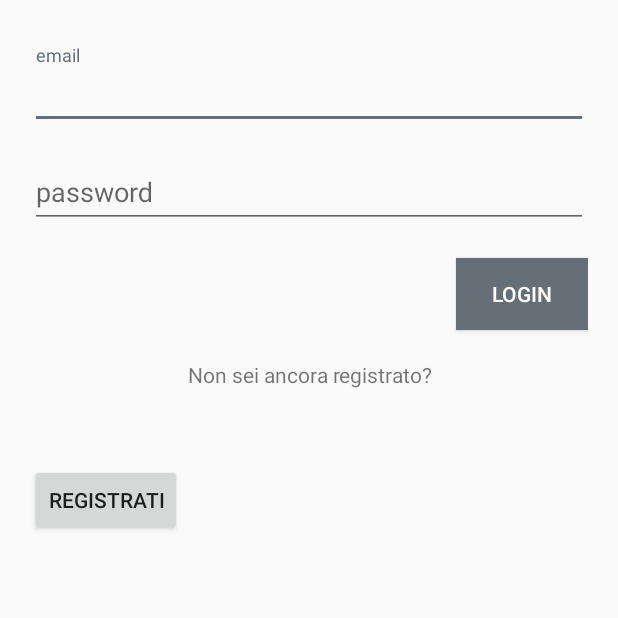
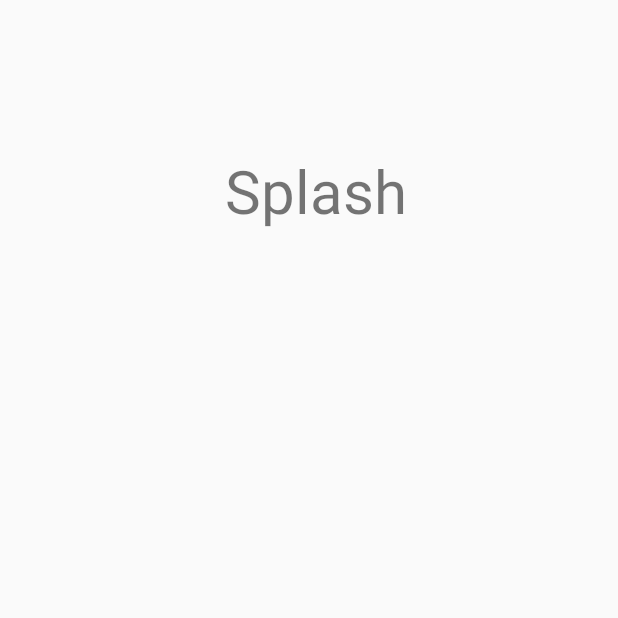
Before and after one commit to Carlito9/FutsApp, an Android app: the screen it shows after launch (LoginActivity before the commit, SplashActivity after it), on a phone screen of 412 x 824 dp, the top half of it. Run offline under Robolectric (Android 15) with nearby library versions, the phone set to English and light mode, and no system bars; our stand-ins replace Firebase (no records; nobody signed in at launch, a user with empty details on screens opened directly).

Commit message:
splash screen

```diff
--- a/app/src/main/java/com/univpm/futsapp/FragmentContact.java
+++ b/app/src/main/java/com/univpm/futsapp/FragmentContact.java
@@ -22,12 +22,16 @@ import androidx.fragment.app.Fragment;
 import androidx.recyclerview.widget.LinearLayoutManager;
 import androidx.recyclerview.widget.RecyclerView;
 
+import com.univpm.futsapp.utilities.DataLoad;
+
 import static android.content.Context.LAYOUT_INFLATER_SERVICE;
 
 
 public class FragmentContact extends Fragment {
 
     public static Matchlist[] matchlist;
+    public String username;
+
 
     @Nullable
     @Override
@@ -45,5 +49,4 @@ public class FragmentContact extends Fragment {
     }
 
 
-
 }
--- a/app/src/main/java/com/univpm/futsapp/HomeFragment.java
+++ b/app/src/main/java/com/univpm/futsapp/HomeFragment.java
@@ -47,10 +47,12 @@ private class Navigator implements View.OnClickListener {
             case R.id.bIdeeFuture:
                 show("open social");
                 break;
-            case R.id.bNuovaPartita:
+            case R.id.bNuovaPartita: {
                 show("creiamo una nuova partita");
+                MainActivity.check=false;
                 openNewGame();
                 break;
+                }
             case R.id.bProssimoEvento:
                 show("il prossimo evento è...");
                 break;
--- a/app/src/main/java/com/univpm/futsapp/MainActivity.java
+++ b/app/src/main/java/com/univpm/futsapp/MainActivity.java
@@ -23,6 +23,7 @@ import android.content.SharedPreferences;
 import android.graphics.Color;
 import android.graphics.drawable.ColorDrawable;
 import android.os.Bundle;
+import android.os.Handler;
 import android.view.MenuItem;
 import android.view.View;
 import android.widget.Button;
@@ -35,8 +36,13 @@ import com.google.android.material.navigation.NavigationView;
 import com.google.firebase.auth.FirebaseAuth;
 import com.google.firebase.auth.FirebaseUser;
 import com.google.firebase.firestore.FirebaseFirestore;
+import com.univpm.futsapp.NewGame.DataList;
 import com.univpm.futsapp.loginRegistration.LoginActivity;
 import com.univpm.futsapp.utilities.DataLoad;
+
+import java.util.concurrent.Semaphore;
+import java.util.concurrent.locks.Lock;
+import java.util.concurrent.locks.ReentrantLock;
 
 
 public class MainActivity extends AppCompatActivity {
@@ -49,16 +55,16 @@ public class MainActivity extends AppCompatActivity {
     NavigationView navigationView;
     View headerView;
     ActionBarDrawerToggle toogle;
-    SharedPreferences preferences;
+    public static SharedPreferences preferences;
     public static String username;
-
+    public static boolean check;
+    public static DataList[] players;
     @Override
     protected void onCreate(Bundle savedInstanceState) {
         super.onCreate(savedInstanceState);
         setContentView(R.layout.activity_main);
             //riempie array giocatori
-        new DataLoad();
-
+        check=false;
         preferences = getSharedPreferences("login", MODE_PRIVATE);
         apriLogin();
         bottomNavigationView = findViewById(R.id.bottomNav);
@@ -116,9 +122,14 @@ public class MainActivity extends AppCompatActivity {
         super.onActivityResult(requestCode, resultCode, getCredentials);
         if (requestCode == LOGIN_REQUEST) {
             if (resultCode == RESULT_OK) {
+
+                FirebaseUser currentUser = mAuth.getCurrentUser();
+                username=currentUser.getDisplayName();
+                CaricaPartite();
                 SharedPreferences preferences = getSharedPreferences("login", MODE_PRIVATE);
                 SharedPreferences.Editor editor = preferences.edit();
                 editor.putBoolean("firstrun", false);
+                editor.putString("user",username);
                 editor.apply();
                             }
             else if(resultCode== RESULT_CANCELED)
@@ -130,9 +141,10 @@ public class MainActivity extends AppCompatActivity {
 @Override
     protected void onResume() {
         super.onResume();
-        //FirebaseFirestore db = FirebaseFirestore.getInstance();
+
+        if(!check) {//FirebaseFirestore db = FirebaseFirestore.getInstance();
             String email;
-       // mAuth = FirebaseAuth.getInstance();
+            //mAuth = FirebaseAuth.getInstance();
             FirebaseUser currentUser = mAuth.getCurrentUser();
             username = currentUser.getDisplayName();
             email = currentUser.getEmail();
@@ -140,7 +152,9 @@ public class MainActivity extends AppCompatActivity {
             slotUsername.setText(username);
             TextView slotEmail = (TextView) headerView.findViewById(R.id.slotEmail);
             slotEmail.setText(email);
-        new DataLoad(username);
+            check = true;
+
+        }
     }
 
 
@@ -154,7 +168,6 @@ public class MainActivity extends AppCompatActivity {
                 break;
             case R.id.about:
                 Toast.makeText(MainActivity.this, "About us Selected", Toast.LENGTH_SHORT).show();
-
                 break;
             case R.id.logout: {
                 SharedPreferences preferences = getSharedPreferences("login", MODE_PRIVATE);
@@ -176,5 +189,12 @@ public class MainActivity extends AppCompatActivity {
 
     }
 
+    public static void CaricaPartite(){
+        new DataLoad(username,1);
+    }
+    public static void CaricaUtenti(){
+        new DataLoad();
+    }
+
 
 }
--- a/app/src/main/java/com/univpm/futsapp/NewGame/ChoosePlayer.java
+++ b/app/src/main/java/com/univpm/futsapp/NewGame/ChoosePlayer.java
@@ -10,6 +10,7 @@ import android.view.View;
 import android.widget.Toast;
 
 import com.google.firebase.auth.FirebaseAuth;
+import com.univpm.futsapp.MainActivity;
 import com.univpm.futsapp.R;
 
 import java.util.HashSet;
@@ -25,7 +26,7 @@ public class ChoosePlayer extends AppCompatActivity {
         super.onCreate(savedInstanceState);
         setContentView(R.layout.activity_choose_player);
 
-        DataList[] players= NewGameActivity.players;
+        DataList[] players= MainActivity.players;
         RecyclerView giocatori = (RecyclerView) findViewById(R.id.fGiocatori);
         giocatori.setHasFixedSize(true);
         RecyclerView.LayoutManager lManager = new LinearLayoutManager(this);
--- a/app/src/main/java/com/univpm/futsapp/NewGame/NewGameActivity.java
+++ b/app/src/main/java/com/univpm/futsapp/NewGame/NewGameActivity.java
@@ -25,6 +25,7 @@ import com.google.firebase.firestore.DocumentReference;
 import com.google.firebase.firestore.FirebaseFirestore;
 import com.univpm.futsapp.MainActivity;
 import com.univpm.futsapp.R;
+import com.univpm.futsapp.utilities.DataLoad;
 
 
 import java.util.Arrays;
@@ -34,6 +35,8 @@ import java.util.HashSet;
 import java.util.List;
 import java.util.Map;
 import java.util.Set;
+
+import static com.univpm.futsapp.MainActivity.players;
 
 public class NewGameActivity extends AppCompatActivity   {
 
@@ -54,7 +57,7 @@ public class NewGameActivity extends AppCompatActivity   {
     String[] teamB={"0","0","0","0","0"};
     //Set<String> chosen= new HashSet<>();
 
-    public static DataList[] players;
+
     public static final int  CHOOSE_PLAYER= 103;
 
 
--- /dev/null
+++ b/app/src/main/java/com/univpm/futsapp/SplashActivity.java
@@ -0,0 +1,36 @@
+package com.univpm.futsapp;
+
+import androidx.appcompat.app.AppCompatActivity;
+
+import android.content.Intent;
+import android.os.Bundle;
+
+import static com.univpm.futsapp.MainActivity.CaricaPartite;
+import static com.univpm.futsapp.MainActivity.CaricaUtenti;
+
+public class SplashActivity extends AppCompatActivity {
+
+    @Override
+    protected void onCreate(Bundle savedInstanceState) {
+        super.onCreate(savedInstanceState);
+        setContentView(R.layout.activity_splash);
+        MainActivity.preferences = getSharedPreferences("login", MODE_PRIVATE);
+        MainActivity.username=MainActivity.preferences.getString("username","nnn");
+        CaricaUtenti();
+        CaricaPartite();
+        Thread background = new Thread() {
+            public void run() {
+                try {sleep(5*1000);
+                    Intent i=new Intent(SplashActivity.this,MainActivity.class);
+                    startActivity(i);
+                    finish();
+                } catch (Exception e) {System.out.println("Problema nel caricamento main activity");
+                }
+            }
+        };
+        background.start();
+        //Intent i=new Intent(this,MainActivity.class);
+        //startActivity(i);
+        //finish();
+    }
+}
--- a/app/src/main/java/com/univpm/futsapp/loginRegistration/Register.java
+++ b/app/src/main/java/com/univpm/futsapp/loginRegistration/Register.java
@@ -20,6 +20,8 @@ import com.google.firebase.auth.UserProfileChangeRequest;
 import com.google.firebase.firestore.FirebaseFirestore;
 import com.univpm.futsapp.R;
 
+import java.util.ArrayList;
+import java.util.Arrays;
 import java.util.HashMap;
 import java.util.Map;
 
@@ -89,6 +91,7 @@ public class Register extends AppCompatActivity {
         user.put("gol fatti",0);
         user.put("media voto",6.0);
         user.put("rating",60);
+        user.put("amici", Arrays.asList(username));
 
 
         FirebaseFirestore db = FirebaseFirestore.getInstance();
--- a/app/src/main/java/com/univpm/futsapp/utilities/DataLoad.java
+++ b/app/src/main/java/com/univpm/futsapp/utilities/DataLoad.java
@@ -4,10 +4,14 @@ import androidx.annotation.NonNull;
 
 import com.google.android.gms.tasks.OnCompleteListener;
 import com.google.android.gms.tasks.Task;
+import com.google.firebase.firestore.CollectionReference;
+import com.google.firebase.firestore.DocumentSnapshot;
 import com.google.firebase.firestore.FirebaseFirestore;
+import com.google.firebase.firestore.Query;
 import com.google.firebase.firestore.QueryDocumentSnapshot;
 import com.google.firebase.firestore.QuerySnapshot;
 import com.univpm.futsapp.FragmentContact;
+import com.univpm.futsapp.MainActivity;
 import com.univpm.futsapp.Matchlist;
 import com.univpm.futsapp.NewGame.DataList;
 import com.univpm.futsapp.NewGame.NewGameActivity;
@@ -19,11 +23,12 @@ import java.util.List;
 public class DataLoad {
     FirebaseFirestore db;
     List<DataList> lista=new ArrayList<>();
+
     List<Matchlist> list=new ArrayList<>();
 
     public DataLoad()
     {
-        db= FirebaseFirestore.getInstance();
+        db=FirebaseFirestore.getInstance();
         db.collection("utenti")
                 .get()
                 .addOnCompleteListener(new OnCompleteListener<QuerySnapshot>() {
@@ -40,11 +45,14 @@ public class DataLoad {
                             System.out.println("Error getting documents: " + task.getException());
                         }
 
-                        NewGameActivity.players= lista.toArray(new DataList[0]);}
+                        MainActivity.players= lista.toArray(new DataList[0]);
+                        }
                 });
 
     }
-    public DataLoad(String user) {
+
+
+    public DataLoad(String user, int primaDopo) {
         /*String temp;
         for (int i = 0; i < 10; i++) {
             if(i<5)
@@ -56,20 +64,27 @@ public class DataLoad {
             int day=calendario.get(Calendar.DAY_OF_MONTH);
             int month=calendario.get(Calendar.MONTH)+1;
             int y=calendario.get(Calendar.YEAR);
-
+            Query q;
             db = FirebaseFirestore.getInstance();
 
                 //db.collection("partite").document(String.valueOf(y)).collection(String.valueOf(y)).document(String.valueOf(month)).collection(String.valueOf(month)).document(String.valueOf(day)).collection(String.valueOf(day))
                         //.whereEqualTo("giocatore" + temp, user)
-                        db.collection("partite")
-                        .whereArrayContains("giocatori", user)
-                        .whereGreaterThanOrEqualTo("data",y*10000+(month)*100+day)
-                        .get()
+                        if(primaDopo==1)
+                            q=db.collection("partite")
+                            .whereArrayContains("giocatori", user)
+                            .whereGreaterThanOrEqualTo("data",y*10000+(month)*100+day);
+                        else
+                            q=db.collection("partite")
+                            .whereArrayContains("giocatori", user)
+                            .whereLessThan("data",y*10000+(month)*100+day);
+
+                        q.get()
                         .addOnCompleteListener(new OnCompleteListener<QuerySnapshot>() {
                             @Override
                             public void onComplete(@NonNull Task<QuerySnapshot> task) {
                                 if (task.isSuccessful()) {
-                                    for (QueryDocumentSnapshot document : task.getResult()) {
+                                    for (QueryDocumentSnapshot document : task.getResult())
+                                    {
                                         ArrayList<String> giocatori= (ArrayList<String>) document.getData().get("giocatori");
                                         Matchlist a = new Matchlist(giocatori, ConvertData((int)(long)document.getData().get("data")), (String) document.getData().get("ora"), (String) document.getData().get("luogo"),(int)(long)document.getData().get("costo"));
                                         list.add(a);
--- /dev/null
+++ b/app/src/main/res/drawable/ic_autorenew_black_24dp.xml
@@ -0,0 +1,5 @@
+<vector android:height="24dp" android:tint="#65C69D"
+    android:viewportHeight="24.0" android:viewportWidth="24.0"
+    android:width="24dp" xmlns:android="http://schemas.android.com/apk/res/android">
+    <path android:fillColor="#FF000000" android:pathData="M12,6v3l4,-4 -4,-4v3c-4.42,0 -8,3.58 -8,8 0,1.57 0.46,3.03 1.24,4.26L6.7,14.8c-0.45,-0.83 -0.7,-1.79 -0.7,-2.8 0,-3.31 2.69,-6 6,-6zM18.76,7.74L17.3,9.2c0.44,0.84 0.7,1.79 0.7,2.8 0,3.31 -2.69,6 -6,6v-3l-4,4 4,4v-3c4.42,0 8,-3.58 8,-8 0,-1.57 -0.46,-3.03 -1.24,-4.26z"/>
+</vector>
--- /dev/null
+++ b/app/src/main/res/drawable/ic_event_note_black_24dp.xml
@@ -0,0 +1,5 @@
+<vector android:height="24dp" android:tint="#65C69D"
+    android:viewportHeight="24.0" android:viewportWidth="24.0"
+    android:width="24dp" xmlns:android="http://schemas.android.com/apk/res/android">
+    <path android:fillColor="#FF000000" android:pathData="M17,10L7,10v2h10v-2zM19,3h-1L18,1h-2v2L8,3L8,1L6,1v2L5,3c-1.11,0 -1.99,0.9 -1.99,2L3,19c0,1.1 0.89,2 2,2h14c1.1,0 2,-0.9 2,-2L21,5c0,-1.1 -0.9,-2 -2,-2zM19,19L5,19L5,8h14v11zM14,14L7,14v2h7v-2z"/>
+</vector>
--- a/app/src/main/res/layout/activity_new_game.xml
+++ b/app/src/main/res/layout/activity_new_game.xml
@@ -82,7 +82,6 @@
             android:layout_height="wrap_content"
             android:layout_marginEnd="5dp"
             android:layout_weight="1"
-
             tools:listitem="@layout/fragment_list_item" />
 
         <androidx.recyclerview.widget.RecyclerView
--- /dev/null
+++ b/app/src/main/res/layout/activity_splash.xml
@@ -0,0 +1,16 @@
+<?xml version="1.0" encoding="utf-8"?>
+<RelativeLayout xmlns:android="http://schemas.android.com/apk/res/android"
+    android:layout_width="match_parent"
+    android:layout_height="match_parent"
+    xmlns:tools="http://schemas.android.com/tools"
+    tools:context=".SplashActivity">
+
+   <TextView
+       android:layout_width="wrap_content"
+       android:layout_height="wrap_content"
+       android:text="Splash"
+       android:textSize="40dp"
+       android:textAlignment="center"
+       android:layout_marginTop="100dp"
+       android:layout_marginStart="150dp"/>
+</RelativeLayout>
--- a/app/src/main/res/layout/fragment_contact.xml
+++ b/app/src/main/res/layout/fragment_contact.xml
@@ -5,6 +5,7 @@
     tools:context=".MainActivity"
     xmlns:tools="http://schemas.android.com/tools"
     android:orientation="vertical">
+
 
 
     <androidx.recyclerview.widget.RecyclerView
--- a/app/src/main/res/menu/menu.xml
+++ b/app/src/main/res/menu/menu.xml
@@ -11,8 +11,8 @@
         android:icon="@drawable/home"/>
     <item
         android:id="@+id/contact"
-        android:icon="@drawable/ic_notifications_black_24dp"
-        android:title="Notifiche"/>
+        android:icon="@drawable/ic_event_note_black_24dp"
+        android:title="Prossimi Eventi" />
 
 
 </menu>
```
Also changed, not shown: app/src/main/AndroidManifest.xml (+7 -3 lines). Lines whose indentation alone changed are shown as unchanged.
